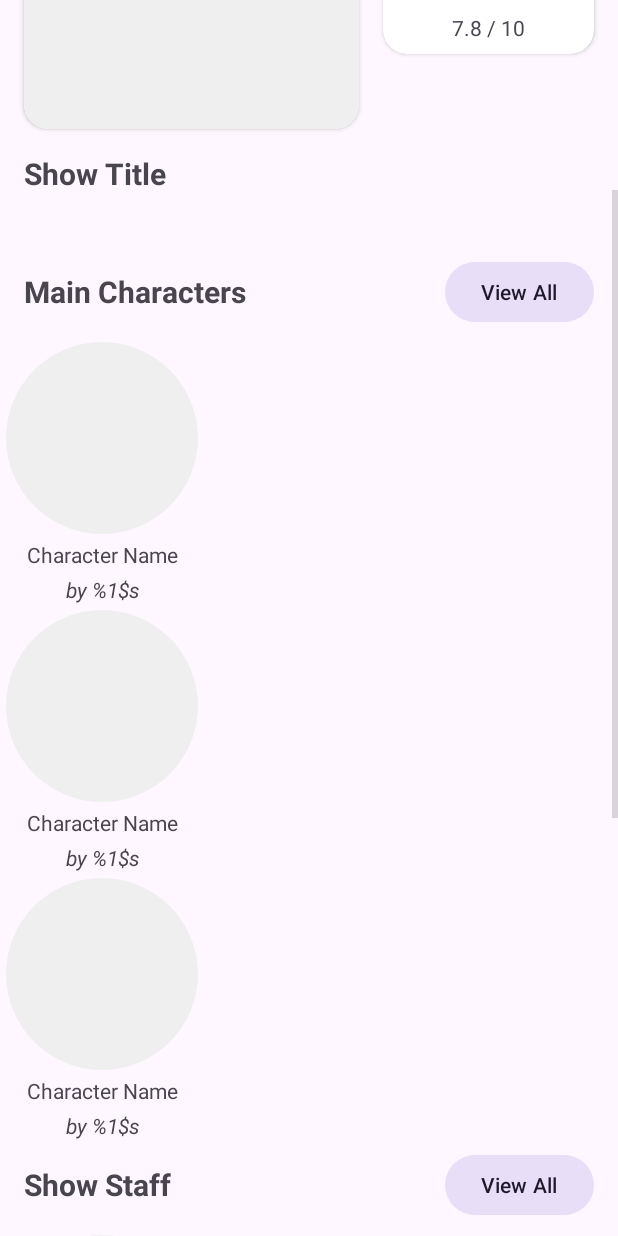
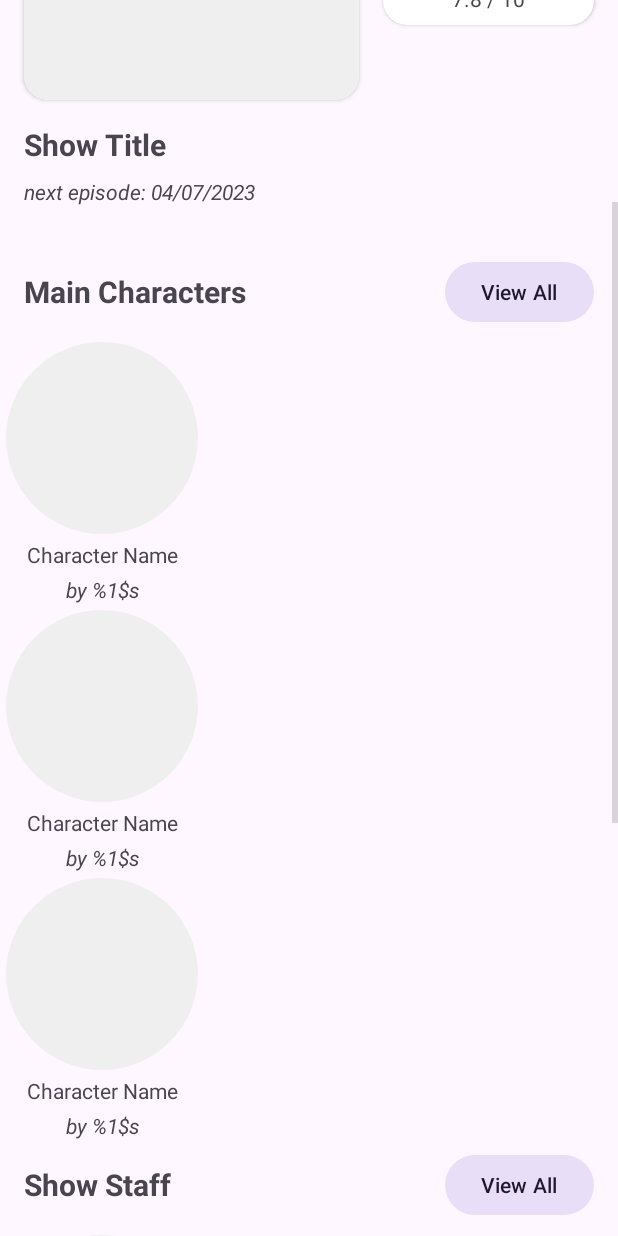
Before and after one commit to JuanVallejo96/AniRecord, an Android app: the layout fragment_show_detail.xml on its own in the app's theme, with its tools: preview values and no code run, on a phone screen of 412 x 824 dp. Run offline under Robolectric (Android 15) with nearby library versions, the phone set to English and light mode, and no system bars.

Commit message:
Add next episode date (#6)

```diff
--- a/app/src/main/res/layout/fragment_show_detail.xml
+++ b/app/src/main/res/layout/fragment_show_detail.xml
@@ -2,6 +2,7 @@
 <FrameLayout xmlns:android="http://schemas.android.com/apk/res/android"
     xmlns:app="http://schemas.android.com/apk/res-auto"
     xmlns:tools="http://schemas.android.com/tools"
+    android:id="@+id/showStatusInfo"
     android:layout_width="match_parent"
     android:layout_height="match_parent"
     android:orientation="vertical">
@@ -230,11 +231,11 @@
                 android:id="@+id/showDetailDescription"
                 android:layout_width="0dp"
                 android:layout_height="wrap_content"
-                android:layout_marginTop="16dp"
+                android:layout_marginTop="8dp"
                 app:layout_constraintBottom_toBottomOf="parent"
                 app:layout_constraintEnd_toEndOf="@+id/showDetailTitle"
                 app:layout_constraintStart_toStartOf="@+id/showDetailTitle"
-                app:layout_constraintTop_toBottomOf="@+id/showDetailTitle"
+                app:layout_constraintTop_toBottomOf="@+id/ShowNextEpisode"
                 app:layout_constraintVertical_bias="0.0"
                 tools:text="@tools:sample/lorem[50]" />
 
@@ -337,6 +338,17 @@
                 app:constraint_referenced_ids="showDetailStaffList,showDetailAllStaffButton,showDetailStaffLabel"
                 tools:visibility="visible" />
 
+            <TextView
+                android:id="@+id/ShowNextEpisode"
+                android:layout_width="0dp"
+                android:layout_height="wrap_content"
+                android:layout_marginTop="8dp"
+                android:textStyle="italic"
+                app:layout_constraintEnd_toEndOf="@+id/showDetailTitle"
+                app:layout_constraintStart_toStartOf="@+id/showDetailTitle"
+                app:layout_constraintTop_toBottomOf="@+id/showDetailTitle"
+                tools:text="next episode: 04/07/2023" />
+
         </androidx.constraintlayout.widget.ConstraintLayout>
     </ScrollView>
 
--- a/app/src/main/res/values/strings.xml
+++ b/app/src/main/res/values/strings.xml
@@ -14,6 +14,8 @@
     <string name="staff_label">Show Staff</string>
     <string name="view_all_label">View All</string>
     <string name="by_actor_label">by %1$s</string>
+    <string name="next_episode_released_label">Episode %1$d airs : %2$s</string>
+    <string name="next_episode_not_released_label">Season premiere: %1$s</string>
     <string name="label_staff_list">Staff List</string>
     <string name="label_voice_actor_list">Voice Actor List</string>
     <string name="as_character_label">as %1$s</string>
```
Also changed, not shown: app/src/main/java/com/example/anirecord/ui/showdetail/ShowDetailFragment.kt (+36 -0 lines), 1 other file.
